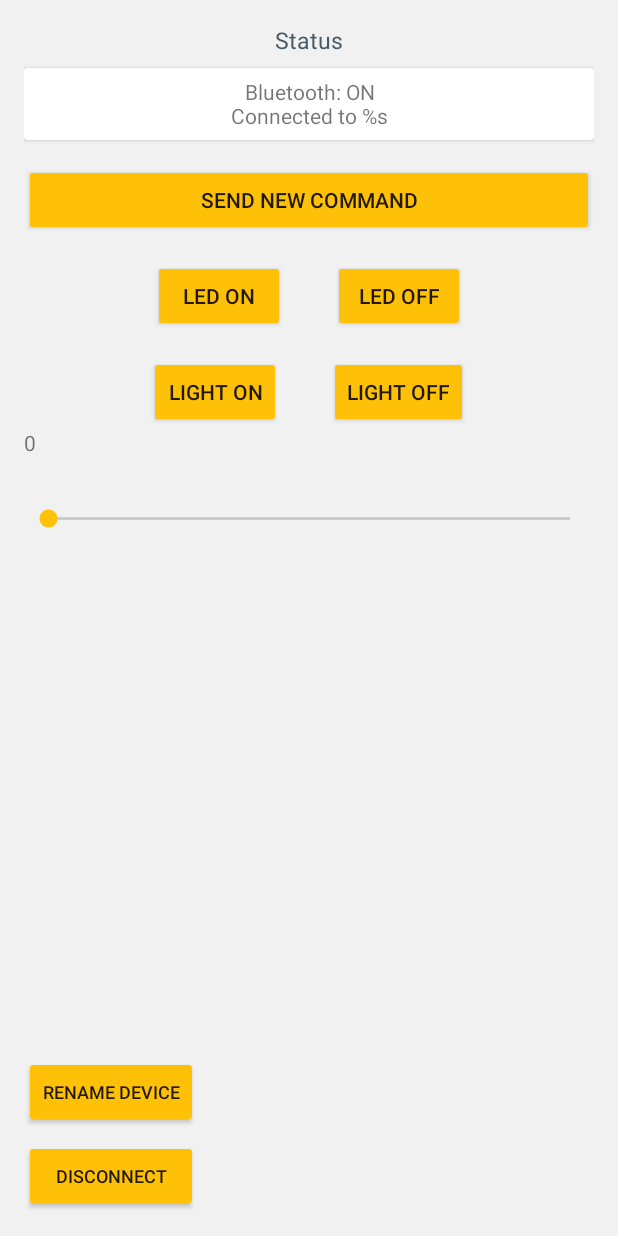
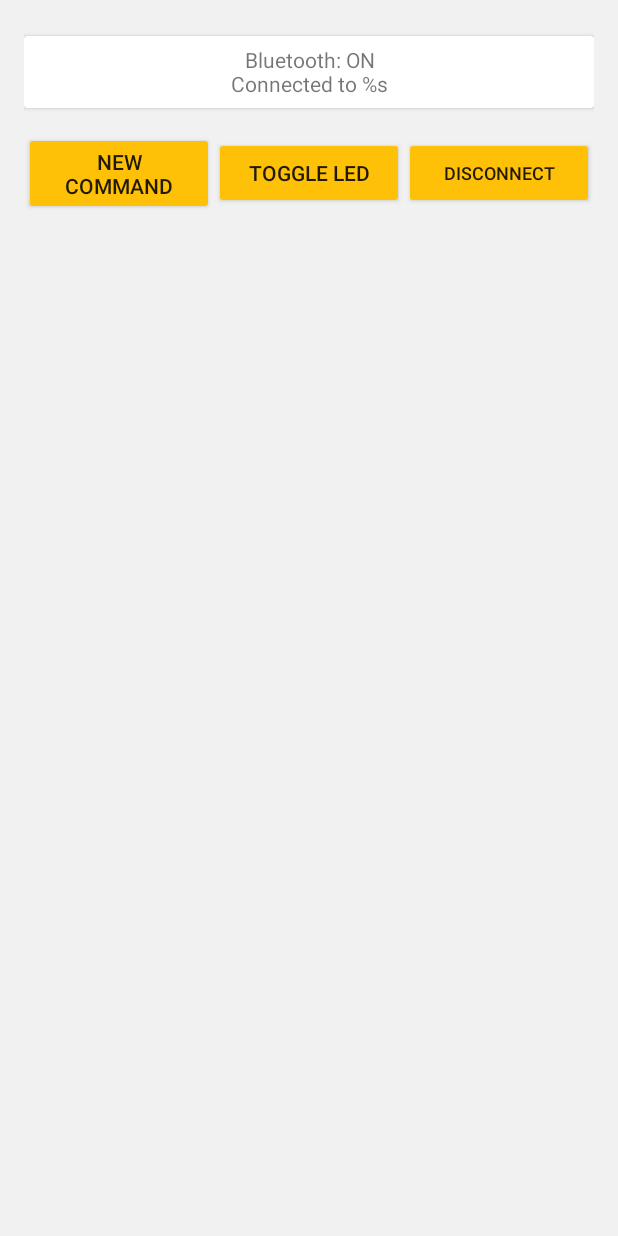
Before and after one commit to oyvindsam/plab_arduino_bluetooth, an Android app: the layout activity_led_control.xml on its own in the app's theme, with its tools: preview values and no code run, on a phone screen of 412 x 824 dp. Run offline under Robolectric (Android 15) with nearby library versions, the phone set to English and light mode, and no system bars.

Commit message:
new branch: zuumo

```diff
--- a/app/src/main/res/layout/activity_led_control.xml
+++ b/app/src/main/res/layout/activity_led_control.xml
@@ -7,21 +7,14 @@
     android:paddingBottom="@dimen/activity_vertical_margin"
     android:paddingLeft="@dimen/activity_horizontal_margin"
     android:paddingRight="@dimen/activity_horizontal_margin"
-    android:paddingTop="@dimen/activity_vertical_margin"
+    android:paddingTop="16dp"
     tools:context="com.example.samue.plabarduinobluetoothcontroller.LedControl">
 
     <LinearLayout
+        android:id="@+id/led_info_top"
         android:layout_width="fill_parent"
         android:layout_height="wrap_content"
         android:orientation="vertical">
-
-        <TextView
-            android:layout_width="wrap_content"
-            android:layout_height="wrap_content"
-            android:text="@string/status"
-            android:textColor="@color/colorPrimaryDark"
-            android:textSize="15sp"
-            android:layout_gravity="center"/>
 
         <android.support.v7.widget.CardView
             android:layout_width="fill_parent"
@@ -39,14 +32,6 @@
 
         </android.support.v7.widget.CardView>
 
-
-        <Button
-            android:layout_width="match_parent"
-            android:layout_height="wrap_content"
-            android:layout_marginTop="16dp"
-            android:text="@string/send_command"
-            android:id="@+id/btn_send_command"/>
-
         <LinearLayout
             android:layout_width="fill_parent"
             android:layout_height="wrap_content"
@@ -55,79 +40,36 @@
             android:layout_marginTop="16dp">
 
             <Button
-                android:layout_width="wrap_content"
+                android:layout_width="0dp"
+                android:layout_weight="1"
                 android:layout_height="wrap_content"
-                android:layout_marginRight="16dp"
-                android:text="@string/led_on"
-                android:id="@+id/btnOn" />
+                android:text="@string/send_command"
+                android:id="@+id/btn_send_command"/>
 
             <Button
-                android:layout_width="wrap_content"
+                android:layout_width="0dp"
+                android:layout_weight="1"
                 android:layout_height="wrap_content"
-                android:layout_marginLeft="16dp"
-                android:text="@string/led_off"
-                android:id="@+id/btnOff" />
+                android:text="@string/led_toggle"
+                android:id="@+id/btn_led_toggle" />
+
+            <Button
+                android:layout_width="0dp"
+                android:layout_weight="1"
+                android:layout_height="wrap_content"
+                android:text="@string/disconnect"
+                android:textSize="12sp"
+                android:id="@+id/btn_disconnect"/>
 
         </LinearLayout>
+    </LinearLayout>
 
-        <LinearLayout
-            android:layout_width="fill_parent"
-            android:layout_height="wrap_content"
-            android:orientation="horizontal"
-            android:gravity="center"
-            android:layout_marginTop="16dp">
-
-            <Button
-                android:layout_width="wrap_content"
-                android:layout_height="wrap_content"
-                android:layout_marginRight="16dp"
-                android:text="@string/light_on"
-                android:id="@+id/btn_light_on" />
-
-            <Button
-                android:layout_width="wrap_content"
-                android:layout_height="wrap_content"
-                android:layout_marginLeft="16dp"
-                android:text="@string/light_off"
-                android:id="@+id/btn_light_off" />
-
-        </LinearLayout>
+    <ScrollView
+        android:layout_width="match_parent"
+        android:layout_height="match_parent"
+        android:layout_below="@id/led_info_top" >
+    </ScrollView>
 
 
-        <TextView
-            android:layout_width="wrap_content"
-            android:layout_height="wrap_content"
-            android:text="0"
-            android:id="@+id/progress_txt"/>
 
-        <SeekBar
-            android:layout_width="fill_parent"
-            android:layout_height="wrap_content"
-            android:layout_marginTop="32dp"
-            android:id="@+id/seekBar_brightness" />
-
-    </LinearLayout>
-
-    <LinearLayout
-        android:layout_width="wrap_content"
-        android:layout_height="wrap_content"
-        android:layout_alignParentBottom="true"
-        android:orientation="vertical"
-        android:textSize="12sp" >
-    <Button
-        android:layout_width="fill_parent"
-        android:layout_height="wrap_content"
-        android:text="@string/rename_device"
-        android:textSize="12sp"
-        android:id="@+id/btn_rename_device" />
-
-    <Button
-        android:layout_width="fill_parent"
-        android:layout_height="wrap_content"
-        android:layout_marginTop="8dp"
-        android:text="@string/disconnect"
-        android:textSize="12sp"
-        android:id="@+id/btn_disconnect"/>
-
-    </LinearLayout>
 </RelativeLayout>
--- a/app/src/main/res/values/strings.xml
+++ b/app/src/main/res/values/strings.xml
@@ -12,10 +12,7 @@
     <string name="bluetooth_settings">Bluetooth settings</string>
     <string name="status_card_view_cp">Connecting to <xliff:g id="deviceName" example="HC-06">%s</xliff:g>
         Click to rename device</string>
-    <string name="led_on">Led on</string>
-    <string name="led_off">Led off</string>
-    <string name="light_on">Light on</string>
-    <string name="light_off">Light off</string>
+    <string name="led_toggle">Toggle led</string>
 
     <string name="disconnect">Disconnect</string>
     <string name="progress_dialog_connecting">Connecting to <xliff:g id="deviceName" example="HC-06">%s</xliff:g></string>
@@ -25,7 +22,7 @@
     <string name="alert_dialog_header_device">Enter new device name</string>
     <string name="alert_dialog_header_command">Enter new command</string>
     <string name="alert_dialog_message_command">Not case sensitive</string>
-    <string name="send_command">Send new command</string>
+    <string name="send_command">New command</string>
     <string name="rename_device">Rename device</string>
     <string name="disconnected_from_device">Disconnected from device</string>
     <string name="error_bt_socket">Error. Cannot communicate with bluetooth socket</string>
```
Also changed, not shown: app/src/main/java/com/example/samue/plabarduinobluetoothcontroller/LedControl.java (+25 -97 lines), 1 other file.
